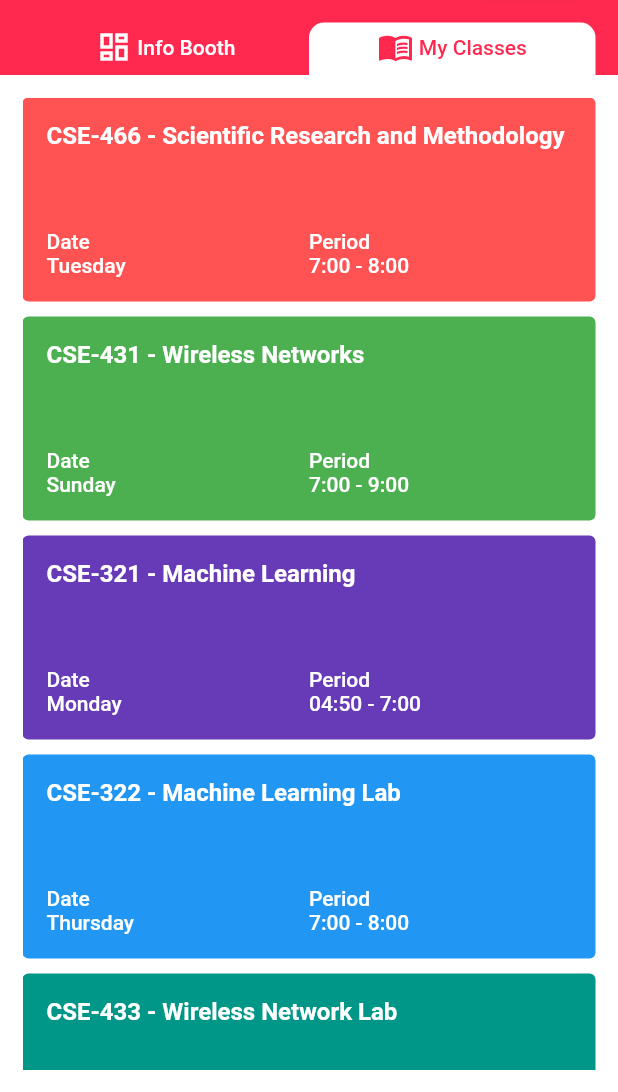
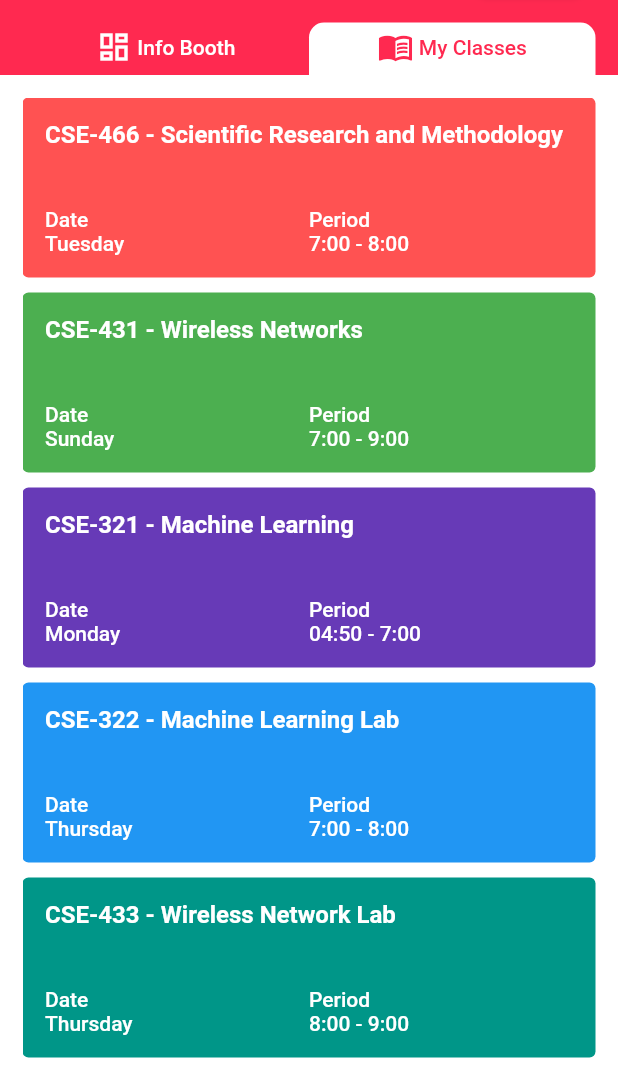
Before and after one commit to sagordev/learning-space, a Flutter app: the Dashboard screen opened by its route, tab 2 chosen, on a phone screen of 412 x 824 dp, the part 144-1236 px from its top. Run offline on Flutter 3.47's test engine with Material 2 defaults, Android fonts, the phone set to English and light mode, and no system bars.

Commit message:
Update in login page

```diff
--- a/lib/views/app/auth/login.dart
+++ b/lib/views/app/auth/login.dart
@@ -22,7 +22,7 @@ class _Login extends State<Login>{
             Text("Enter your University ID and Password to login", style: TextStyle(color: Colors.grey),),
             Padding(padding: EdgeInsets.only(top: 10)),
             Card(
-              elevation: 180.0,
+              elevation: 30.0,
               color: Colors.white,
               shape: RoundedRectangleBorder(
                 borderRadius: BorderRadius.circular(7),
@@ -72,6 +72,7 @@ class _Login extends State<Login>{
         SizedBox(height: 5,),
         TextFormField(
           decoration: const InputDecoration(
+            hintText: "Your Student ID",
             prefixIcon: Icon(Icons.person),
           ),
         ),
@@ -89,6 +90,7 @@ class _Login extends State<Login>{
         TextFormField(
           obscureText: true,
           decoration: const InputDecoration(
+            hintText: "Your Password",
             prefixIcon: Icon(Icons.key),
           ),
         ),
--- a/lib/views/app/dashboard/tabs/myClasses/my_classes.dart
+++ b/lib/views/app/dashboard/tabs/myClasses/my_classes.dart
@@ -55,15 +55,25 @@ class _MyClasses extends State<MyClasses>{
     return Padding(
       padding: EdgeInsets.only(bottom: 10),
       child: TextButton(
+
         style: TextButton.styleFrom(
-          backgroundColor: backgroundColor ?? Colors.deepPurple
+          backgroundColor: backgroundColor ?? Colors.deepPurple,
+          padding: EdgeInsets.all(0)
         ),
+
         onPressed: (){},
         child: SizedBox(
           width: MediaQuery.of(context).size.width,
           height: 120,
           child: Container(
-            padding: EdgeInsets.all(8),
+            decoration: BoxDecoration(
+              // image: DecorationImage(
+              //   image: AssetImage('assets/images/classbg.png'),
+              //   alignment: Alignment.topRight,
+              //   scale: 1.5
+              // )
+            ),
+            padding: EdgeInsets.all(15),
             child: Column(
               crossAxisAlignment: CrossAxisAlignment.start,
               mainAxisAlignment: MainAxisAlignment.spaceBetween,
```
Also changed, not shown: assets/images/classbg.png (added).
